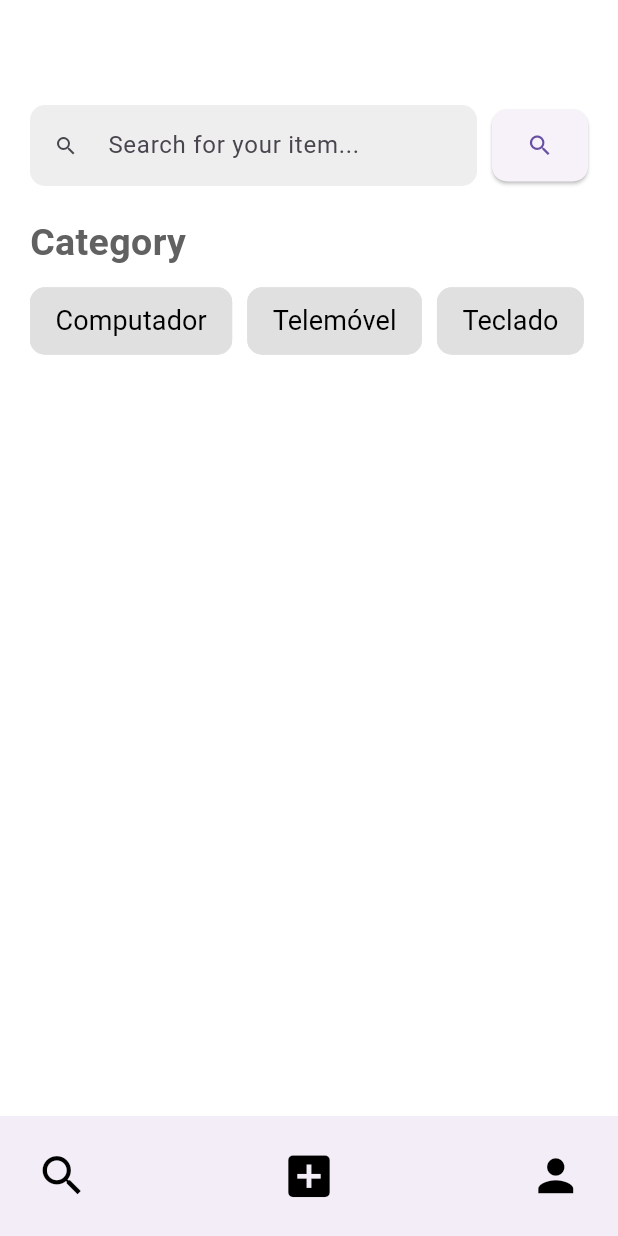
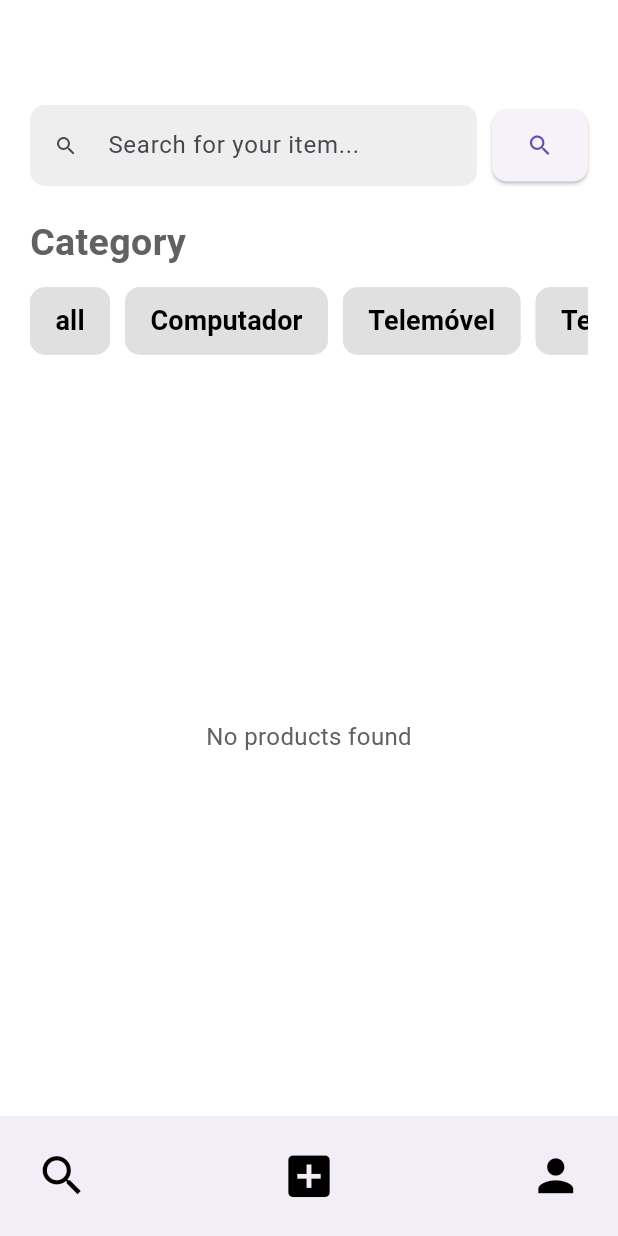
Before and after one commit to CarlosSanchess/EcoRevive, a Flutter app: the screen it shows after launch, on a phone screen of 412 x 824 dp. Run offline on Flutter 3.47's test engine with Material 3 defaults, Android fonts, the phone set to English and light mode, and no system bars; our stand-ins replace cloud_firestore, firebase_auth, firebase_core, firebase_storage, image_picker, shared_preferences; accounts and stored records are empty.

Commit message:
upgraded filterProduct so it shows all when iniciated home

```diff
--- a/lib/Controllers/FireStoreController.dart
+++ b/lib/Controllers/FireStoreController.dart
@@ -62,7 +62,7 @@ class FireStoreController{
     }
   }
 
-   Future<List<info2>> fetchProductsByCategory(String category) async {
+  Future<List<ProductInfo>> fetchProductsByCategory(String category) async {
     User? user = FirebaseAuth.instance.currentUser;
 
     if (user != null) {
@@ -72,7 +72,7 @@ class FireStoreController{
       } else {
         categoryProducts = await db.collection('Products').where('Category', isEqualTo: category).get();
       }
-       List<info2> products = [];
+      List<ProductInfo> products = [];
       for (QueryDocumentSnapshot doc in categoryProducts.docs) {
         String name = doc['ProductName'];
         String productCategory = doc['Category'];
@@ -80,7 +80,7 @@ class FireStoreController{
         String productId = doc.id;
 
         String imageUrl = await CloudStorageController().getDownloadURL('ProductImages/$productId');
-         products.add(filter.info2(productName: name, description: description, category: productCategory, imageURL: imageUrl));
+        products.add(filter.ProductInfo(productName: name, description: description, category: productCategory, imageURL: imageUrl));
       }
       return products;
     } else {
--- a/lib/Pages/Home.dart
+++ b/lib/Pages/Home.dart
@@ -12,7 +12,7 @@ class Home extends StatelessWidget {
     return Scaffold(
       body: Padding(
         padding: EdgeInsets.only(top: 50.0),
-        child: filterProduct(),
+        child: FilterProduct(),
       ),
       bottomNavigationBar: BottomAppBar(
         child: Row(
--- a/lib/Pages/filterProduct.dart
+++ b/lib/Pages/filterProduct.dart
@@ -1,14 +1,13 @@
 import 'package:flutter/material.dart';
-
 import '../Controllers/FireStoreController.dart';
 
-class info2 {
+class ProductInfo {
   final String productName;
   final String description;
   final String category;
   final String imageURL;
 
-  info2({
+  ProductInfo({
     required this.productName,
     required this.description,
     required this.category,
@@ -16,11 +15,10 @@ class info2 {
   });
 }
 
+class ProductItem extends StatelessWidget {
+  final ProductInfo product;
 
-class ProductItem extends StatelessWidget {
-  final info2 product;
-
-  const ProductItem({super.key, required this.product});
+  const ProductItem({Key? key, required this.product}) : super(key: key);
 
   @override
   Widget build(BuildContext context) {
@@ -29,212 +27,141 @@ class ProductItem extends StatelessWidget {
       child: ListTile(
         leading: Image.network(
           product.imageURL,
-          width: 100, // adjust width as needed
-          height: 100, // adjust height as needed
-          fit: BoxFit.cover, // adjust the fit as needed
+          width: 60,
+          height: 100,
+          fit: BoxFit.cover,
         ),
         title: Text(product.productName),
         subtitle: Text('Category: ${product.category}'),
-        // Add more details as needed
       ),
     );
   }
 }
 
-
-
-
-
-
-class filterProduct extends StatefulWidget {
-  const filterProduct({super.key});
+class FilterProduct extends StatefulWidget {
+  const FilterProduct({Key? key}) : super(key: key);
 
   @override
-  _filterProductState createState() => _filterProductState();
+  _FilterProductState createState() => _FilterProductState();
 }
 
-class _filterProductState extends State<filterProduct> {
-  bool isChecked = false;
-  bool isConditionExpanded = false;
+class _FilterProductState extends State<FilterProduct> {
   String? selectedCategory;
-  List<info2>? products;
+  List<ProductInfo>? products;
 
+  @override
+  void initState() {
+    super.initState();
+    onCategorySelected("all");
+  }
 
   void onCategorySelected(String category) {
-    setState(() {
-      if (selectedCategory == category) {
-        selectedCategory = null;
-        FireStoreController().fetchProductsByCategory("all").then((fetchedProducts) {
-          setState(() {
-            products = fetchedProducts;
-          });
-        });
-      } else {
-        selectedCategory = category;
     FireStoreController().fetchProductsByCategory(category).then((fetchedProducts) {
       setState(() {
         products = fetchedProducts;
+        selectedCategory = category;
       });
-        });
-      }
+    }).catchError((error) {
+      // Handle errors here, e.g., show a snackbar or alert dialog
     });
   }
 
   @override
   Widget build(BuildContext context) {
     return Scaffold(
-
       body: Padding(
         padding: const EdgeInsets.all(20),
         child: Column(
           crossAxisAlignment: CrossAxisAlignment.start,
           children: [
-            Row(
+            buildSearchRow(),
+            const SizedBox(height: 20),
+            const Text('Category', style: TextStyle(fontWeight: FontWeight.bold, fontSize: 25)),
+            const SizedBox(height: 10),
+            buildCategoryChips(),
+            const SizedBox(height: 20),
+            buildProductList(),
+          ],
+        ),
+      ),
+    );
+  }
+
+  Widget buildSearchRow() {
+    return Row(
       children: [
         Expanded(
           child: TextField(
             decoration: InputDecoration(
               hintText: 'Search for your item...',
-                        prefixIcon: const Icon(Icons.search, size: 16,),
+              prefixIcon: const Icon(Icons.search, size: 16),
               filled: true,
               fillColor: Colors.grey[200],
               border: OutlineInputBorder(
                 borderRadius: BorderRadius.circular(10),
                 borderSide: BorderSide.none,
               ),
-                        contentPadding: const EdgeInsets.symmetric(
-                            horizontal: 20, vertical: 15),
+              contentPadding: const EdgeInsets.symmetric(horizontal: 20, vertical: 15),
             ),
-                    )
+          ),
         ),
         const SizedBox(width: 10),
         ElevatedButton(
           onPressed: () {},
           style: ElevatedButton.styleFrom(
-                    shape: RoundedRectangleBorder(
-                      borderRadius: BorderRadius.circular(10.0),
-                    ),
+            shape: RoundedRectangleBorder(borderRadius: BorderRadius.circular(10)),
             padding: const EdgeInsets.symmetric(horizontal: 20, vertical: 15),
           ),
           child: const Icon(Icons.search),
-
         ),
       ],
-            ),
-            const SizedBox(height: 20),
-            const Text(
-              'Category',
-              style: TextStyle(
-                fontWeight: FontWeight.bold,
-                fontSize: 25,
-              ),
-            ),
-            const SizedBox(height: 10),
-            SingleChildScrollView(
+    );
+  }
+
+  Widget buildCategoryChips() {
+    List<String> categories = ['all', 'Computador', 'Telemóvel', 'Teclado', 'Rato', 'Outro'];
+    return SingleChildScrollView(
       scrollDirection: Axis.horizontal,
       child: Row(
-                children: [
-                  filterChip(
-                    'Computador',
-                    selectedCategory == 'Computador',
-                    Theme.of(context).brightness == Brightness.light ? Colors.green : Color.fromRGBO(94, 39, 176, 1.0),
-                    Colors.grey[300]!,
-                    onCategorySelected,
-                  ),
-                  filterChip(
-                    'Telemóvel',
-                    selectedCategory == 'Telemóvel',
-                    Theme.of(context).brightness == Brightness.light ? Colors.green : Color.fromRGBO(94, 39, 176, 1.0),
-                    Colors.grey[300]!,
-                    onCategorySelected,
-                  ),
-                  filterChip(
-                    'Teclado',
-                    selectedCategory == 'Teclado',
-                    Theme.of(context).brightness == Brightness.light ? Colors.green : Color.fromRGBO(94, 39, 176, 1.0),
-                    Colors.grey[300]!,
-                    onCategorySelected,
-                  ),
-                  filterChip(
-                    'Rato',
-                    selectedCategory == 'Rato',
-                    Theme.of(context).brightness == Brightness.light ? Colors.green : Color.fromRGBO(94, 39, 176, 1.0),
-                    Colors.grey[300]!,
-                    onCategorySelected,
-                  ),
-                  filterChip(
-                    'Outro',
-                    selectedCategory == 'Outro',
-                    Theme.of(context).brightness == Brightness.light ? Colors.green : Color.fromRGBO(94, 39, 176, 1.0),
-                    Colors.grey[300]!,
-                    onCategorySelected,
-                  ),
-                ],
-              ),
-            ),
-
-            const SizedBox(height: 20),
-            if (products != null && products!.isNotEmpty)
-              Expanded(
-                child: ListView.builder(
-                  itemCount: products!.length,
-                  itemBuilder: (context, index) {
-                    final product = products![index];
-                    return Card(
-                      child: ListTile(
-                        leading: Image.network(product.imageURL),
-                        title: Text(product.productName),
-                        subtitle: Text(product.description),
-                      ),
-                    );
-                  },
-                ),
-              ),
-          ],
-        ),
+        children: categories.map((category) => filterChip(category)).toList(),
       ),
     );
   }
 
-  Widget filterChip(
-      String label,
-      bool isSelected,
-      Color selectedColor,
-      Color unselectedColor,
-      Function(String) onCategorySelected,
-      ) {
+  Widget filterChip(String label) {
+    bool isSelected = selectedCategory == label;
+    Color selectedColor = Theme.of(context).brightness == Brightness.light ? Colors.green : Color.fromRGBO(94, 39, 176, 1.0);
     return Padding(
       padding: const EdgeInsets.only(right: 10),
       child: FilterChip(
-        label: Text(
-          label,
-          style: const TextStyle(
-            fontSize: 18,
-          ),
-        ),
+        label: Text(label, style: TextStyle(fontSize: 18, color: isSelected ? Colors.white : Colors.black)),
         selected: isSelected,
         selectedColor: selectedColor,
-        labelStyle: TextStyle(
-          color: isSelected ? Colors.grey[300] : Colors.black,
-          fontWeight: isSelected ? FontWeight.bold : FontWeight.normal,
-        ),
-        backgroundColor: unselectedColor,
+        backgroundColor: Colors.grey[300],
         shape: RoundedRectangleBorder(
           borderRadius: BorderRadius.circular(10.0),
-          side: BorderSide(
-            color: isSelected
-                ? Theme.of(context).brightness == Brightness.dark
-                ? Colors.white // Dark theme border color
-                : Colors.green // Light theme border color
-                : unselectedColor,
-            width: 1.5,
+          side: BorderSide(color: isSelected ? selectedColor : Colors.grey[300]!, width: 1.5),
         ),
-        ),
-        checkmarkColor: Colors.grey[300],
-        onSelected: (value) {
+        checkmarkColor: Colors.white,
+        onSelected: (bool value) {
           onCategorySelected(label);
         },
       ),
     );
   }
+
+  Widget buildProductList() {
+    if (products == null || products!.isEmpty) {
+      return Expanded(child: Center(child: Text('No products found')));
     }
+    return Expanded(
+      child: ListView.builder(
+        itemCount: products!.length,
+        itemBuilder: (context, index) {
+          final product = products![index];
+          return ProductItem(product: product);
+        },
+      ),
+    );
+  }
+}
```
Also changed, not shown: pubspec.lock. Lines whose indentation alone changed are shown as unchanged.
